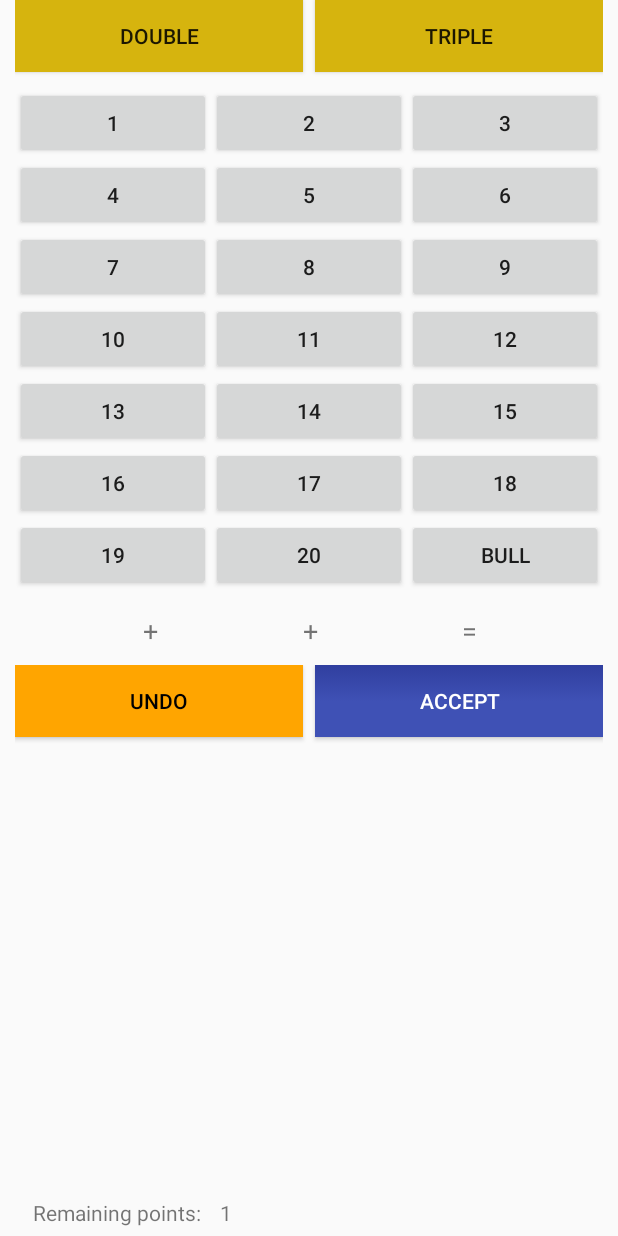
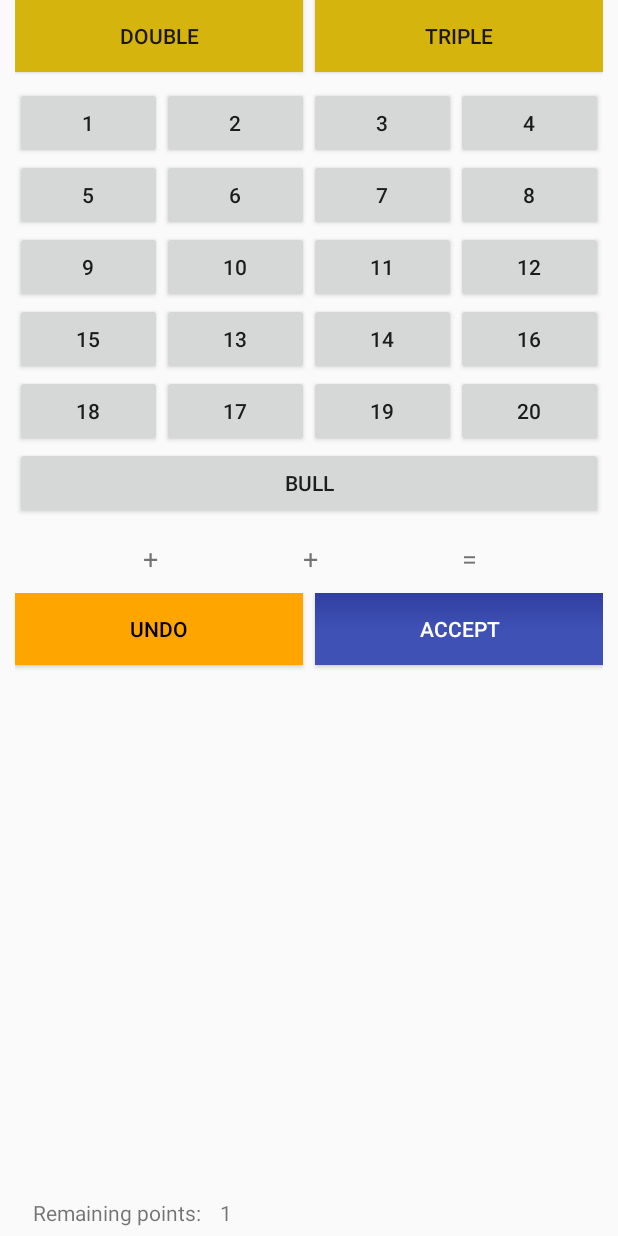
Before and after one commit to raidm3/dart-counter, an Android app: the layout activity_game_old.xml on its own in the app's theme, with its tools: preview values and no code run, on a phone screen of 412 x 824 dp. Run offline under Robolectric (Android 15) with nearby library versions, the phone set to English and light mode, and no system bars.

Commit message:
Game ready status with new layout

```diff
--- a/app/src/main/res/layout/activity_game_old.xml
+++ b/app/src/main/res/layout/activity_game_old.xml
@@ -118,6 +118,14 @@
             android:onClick="onPointClicked"
             android:text="3">
         </Button>
+
+        <Button
+            android:id="@+id/points_4"
+            android:layout_width="match_parent"
+            android:layout_height="wrap_content"
+            android:layout_weight="1"
+            android:onClick="onPointClicked"
+            android:text="4"></Button>
     </LinearLayout>
 
     <!-- Button 4-6 -->
@@ -126,14 +134,6 @@
         android:layout_height="wrap_content"
         android:layout_width="fill_parent">
 
-        <Button
-            android:id="@+id/points_4"
-            android:layout_width="match_parent"
-            android:layout_height="wrap_content"
-            android:layout_weight="1"
-            android:onClick="onPointClicked"
-            android:text="4">
-        </Button>
         <Button
             android:id="@+id/points_5"
             android:layout_width="match_parent"
@@ -150,6 +150,22 @@
             android:onClick="onPointClicked"
             android:text="6">
         </Button>
+
+        <Button
+            android:id="@+id/points_7"
+            android:layout_width="match_parent"
+            android:layout_height="wrap_content"
+            android:layout_weight="1"
+            android:onClick="onPointClicked"
+            android:text="7"></Button>
+
+        <Button
+            android:id="@+id/points_8"
+            android:layout_width="match_parent"
+            android:layout_height="wrap_content"
+            android:layout_weight="1"
+            android:onClick="onPointClicked"
+            android:text="8"></Button>
     </LinearLayout>
 
     <!-- Button 7-9 -->
@@ -159,22 +175,6 @@
         android:layout_width="fill_parent">
 
         <Button
-            android:id="@+id/points_7"
-            android:layout_width="match_parent"
-            android:layout_height="wrap_content"
-            android:layout_weight="1"
-            android:onClick="onPointClicked"
-            android:text="7">
-        </Button>
-        <Button
-            android:id="@+id/points_8"
-            android:layout_width="match_parent"
-            android:layout_height="wrap_content"
-            android:layout_weight="1"
-            android:onClick="onPointClicked"
-            android:text="8">
-        </Button>
-        <Button
             android:id="@+id/points_9"
             android:layout_width="match_parent"
             android:layout_height="wrap_content"
@@ -182,6 +182,30 @@
             android:onClick="onPointClicked"
             android:text="9">
         </Button>
+
+        <Button
+            android:id="@+id/points_10"
+            android:layout_width="match_parent"
+            android:layout_height="wrap_content"
+            android:layout_weight="1"
+            android:onClick="onPointClicked"
+            android:text="10"></Button>
+
+        <Button
+            android:id="@+id/points_11"
+            android:layout_width="match_parent"
+            android:layout_height="wrap_content"
+            android:layout_weight="1"
+            android:onClick="onPointClicked"
+            android:text="11"></Button>
+
+        <Button
+            android:id="@+id/points_12"
+            android:layout_width="match_parent"
+            android:layout_height="wrap_content"
+            android:layout_weight="1"
+            android:onClick="onPointClicked"
+            android:text="12"></Button>
     </LinearLayout>
 
     <!-- Button 10-12 -->
@@ -191,29 +215,36 @@
         android:layout_width="fill_parent">
 
         <Button
-            android:id="@+id/points_10"
+            android:id="@+id/points_15"
             android:layout_width="match_parent"
             android:layout_height="wrap_content"
             android:layout_weight="1"
             android:onClick="onPointClicked"
-            android:text="10">
-        </Button>
+            android:text="15"></Button>
+
         <Button
-            android:id="@+id/points_11"
+            android:id="@+id/points_13"
             android:layout_width="match_parent"
             android:layout_height="wrap_content"
             android:layout_weight="1"
             android:onClick="onPointClicked"
-            android:text="11">
-        </Button>
+            android:text="13"></Button>
+
         <Button
-            android:id="@+id/points_12"
+            android:id="@+id/points_14"
             android:layout_width="match_parent"
             android:layout_height="wrap_content"
             android:layout_weight="1"
             android:onClick="onPointClicked"
-            android:text="12">
-        </Button>
+            android:text="14"></Button>
+
+        <Button
+            android:id="@+id/points_16"
+            android:layout_width="match_parent"
+            android:layout_height="wrap_content"
+            android:layout_weight="1"
+            android:onClick="onPointClicked"
+            android:text="16"></Button>
     </LinearLayout>
 
     <!-- Button 13-15 -->
@@ -223,29 +254,36 @@
         android:layout_width="fill_parent">
 
         <Button
-            android:id="@+id/points_13"
+            android:id="@+id/points_18"
             android:layout_width="match_parent"
             android:layout_height="wrap_content"
             android:layout_weight="1"
             android:onClick="onPointClicked"
-            android:text="13">
-        </Button>
+            android:text="18"></Button>
+
         <Button
-            android:id="@+id/points_14"
+            android:id="@+id/points_17"
             android:layout_width="match_parent"
             android:layout_height="wrap_content"
             android:layout_weight="1"
             android:onClick="onPointClicked"
-            android:text="14">
-        </Button>
+            android:text="17"></Button>
+
         <Button
-            android:id="@+id/points_15"
+            android:id="@+id/points_19"
             android:layout_width="match_parent"
             android:layout_height="wrap_content"
             android:layout_weight="1"
             android:onClick="onPointClicked"
-            android:text="15">
-        </Button>
+            android:text="19"></Button>
+
+        <Button
+            android:id="@+id/points_20"
+            android:layout_width="match_parent"
+            android:layout_height="wrap_content"
+            android:layout_weight="1"
+            android:onClick="onPointClicked"
+            android:text="20"></Button>
     </LinearLayout>
 
     <!-- Button 16-18 -->
@@ -255,62 +293,15 @@
         android:layout_width="fill_parent">
 
         <Button
-            android:id="@+id/points_16"
-            android:layout_width="match_parent"
-            android:layout_height="wrap_content"
-            android:layout_weight="1"
-            android:onClick="onPointClicked"
-            android:text="16">
-        </Button>
-        <Button
-            android:id="@+id/points_17"
-            android:layout_width="match_parent"
-            android:layout_height="wrap_content"
-            android:layout_weight="1"
-            android:onClick="onPointClicked"
-            android:text="17">
-        </Button>
-        <Button
-            android:id="@+id/points_18"
-            android:layout_width="match_parent"
-            android:layout_height="wrap_content"
-            android:layout_weight="1"
-            android:onClick="onPointClicked"
-            android:text="18">
-        </Button>
-    </LinearLayout>
-
-    <!-- Button 19, 20 & BULL -->
-    <LinearLayout
-        android:id="@+id/LinearLayout07"
-        android:layout_height="wrap_content"
-        android:layout_width="fill_parent">
-
-        <Button
-            android:id="@+id/points_19"
-            android:layout_width="match_parent"
-            android:layout_height="wrap_content"
-            android:layout_weight="1"
-            android:onClick="onPointClicked"
-            android:text="19">
-        </Button>
-        <Button
-            android:id="@+id/points_20"
-            android:layout_width="match_parent"
-            android:layout_height="wrap_content"
-            android:layout_weight="1"
-            android:onClick="onPointClicked"
-            android:text="20">
-        </Button>
-        <Button
             android:id="@+id/points_bull"
             android:layout_width="match_parent"
             android:layout_height="wrap_content"
             android:layout_weight="1"
             android:onClick="onPointClicked"
-            android:text="BULL">
-        </Button>
+            android:text="BULL"></Button>
     </LinearLayout>
+
+    <!-- Button 19, 20 & BULL -->
 
     <!-- Score Section -->
     <LinearLayout
```
Also changed, not shown: app/src/main/java/mycompany/dartcounter/GameActivity.java (+51 -23 lines), app/src/main/res/layout/activity_game.xml (+4 -3 lines).
